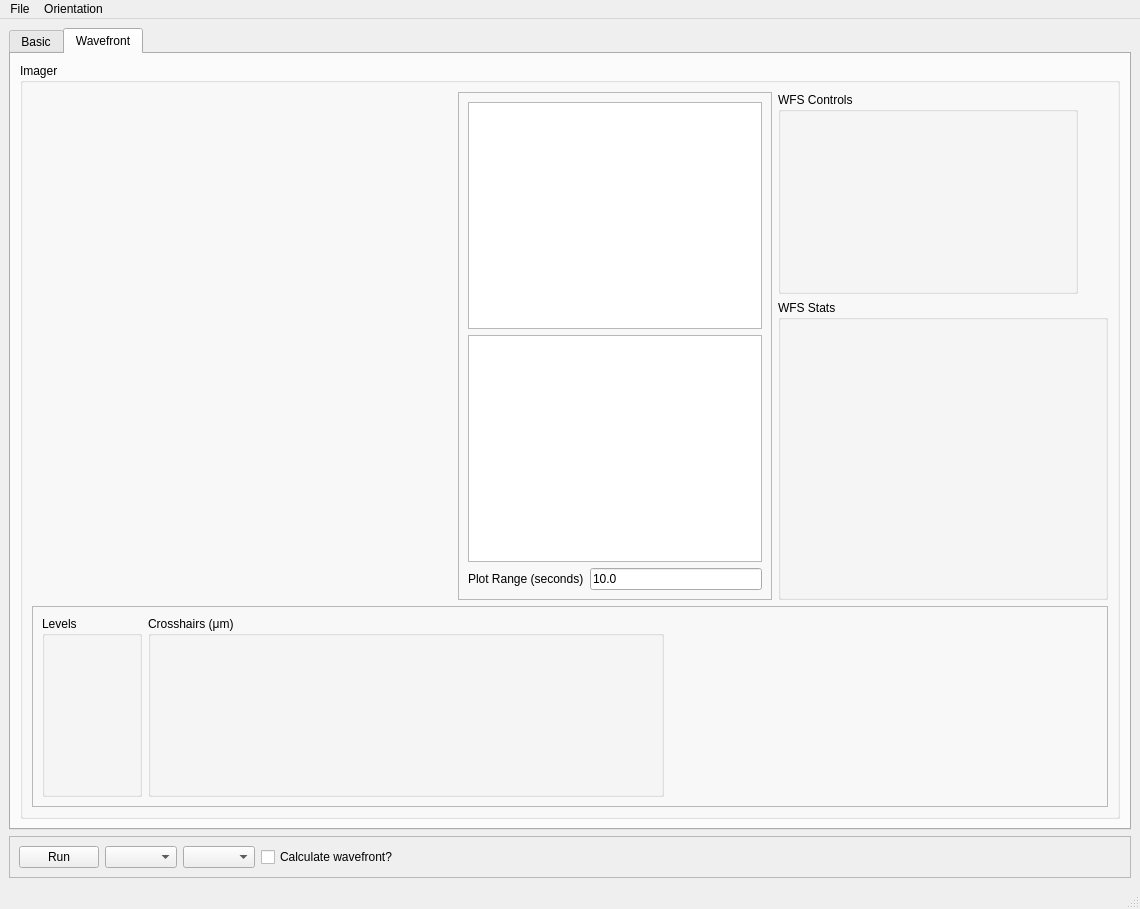
Qt form PPM_centroid/PPM_screen.ui (mseaberg/slit_alignment) before a commit.
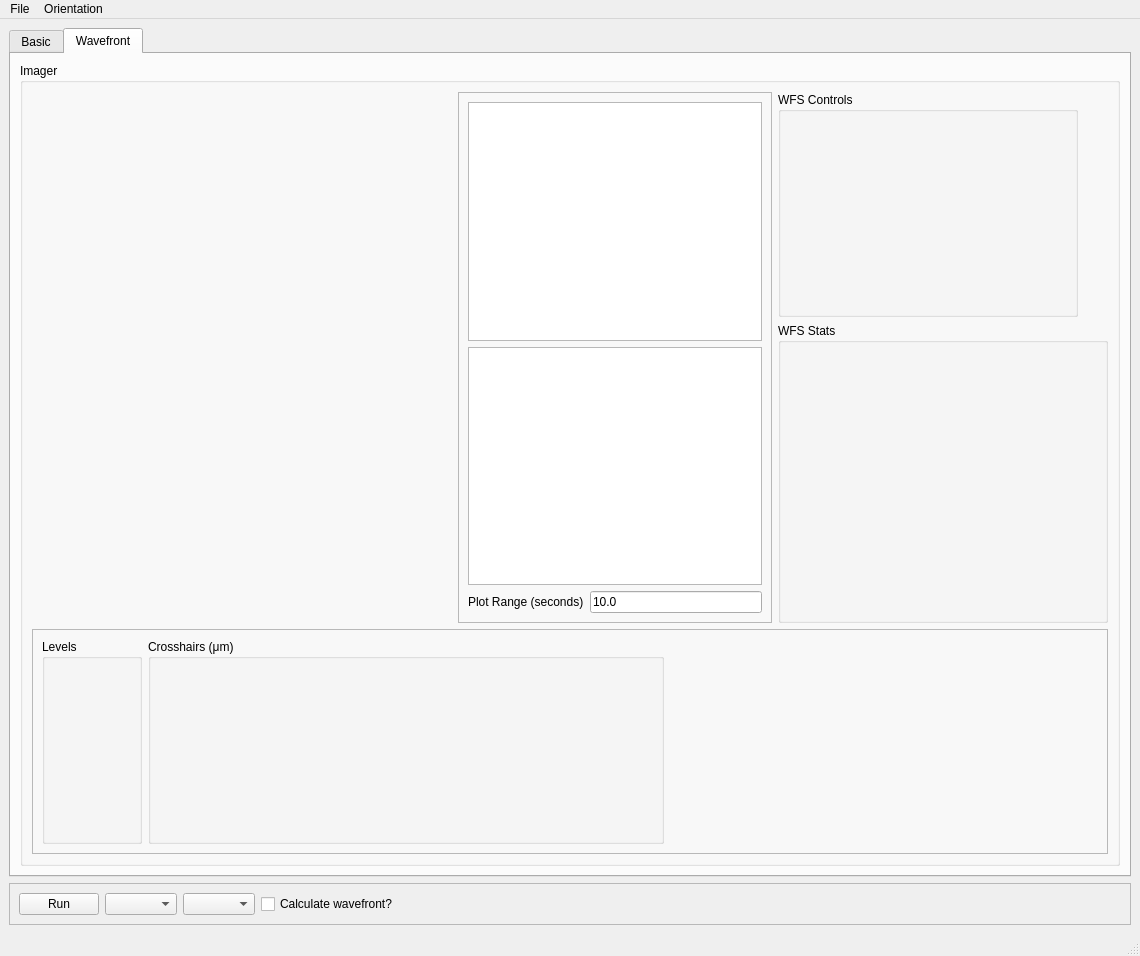
The same form after that commit. Custom widgets are drawn as their Qt base class.

Patch:
```diff
--- a/PPM_centroid/PPM_screen.ui
+++ b/PPM_centroid/PPM_screen.ui
@@ -7,7 +7,7 @@
     <x>0</x>
     <y>0</y>
     <width>1140</width>
-    <height>909</height>
+    <height>956</height>
    </rect>
   </property>
   <property name="windowTitle">
```
Left out of the diff: 18 changed lines with no effect on the pictures.
